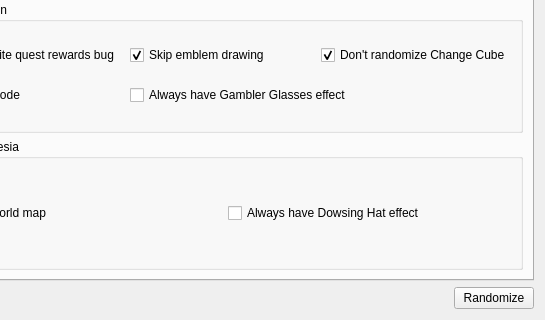
First picture: the form in randomizer.ui, repository LagoLunatic/dsvrandom, before the edit; both pictures show x 95 to 640 and y 319 to 639 of the 640 by 639 pixel window.
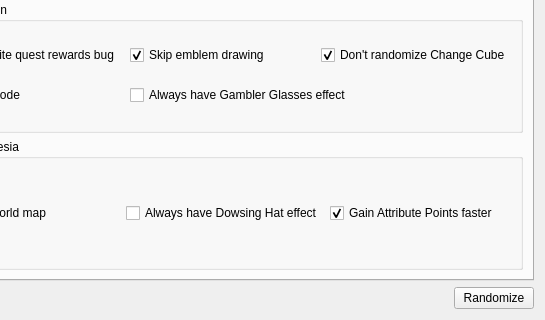
Second picture: the form after the edit. The open tabs and pages were chosen to show the change. Icons and pictures are not drawn.

Commit message: Add option for enemies to give 10x AP in OoE

The edit to the form file:
```diff
--- a/randomizer.ui
+++ b/randomizer.ui
@@ -763,6 +763,19 @@
             </property>
            </widget>
           </item>
+          <item>
+           <widget class="QCheckBox" name="gain_extra_attribute_points">
+            <property name="toolTip">
+             <string>Enemies grant 10x more AP when you kill them.</string>
+            </property>
+            <property name="text">
+             <string>Gain Attribute Points faster</string>
+            </property>
+            <property name="checked">
+             <bool>true</bool>
+            </property>
+           </widget>
+          </item>
          </layout>
         </widget>
        </item>
```
The commit also changes 2 other files.
